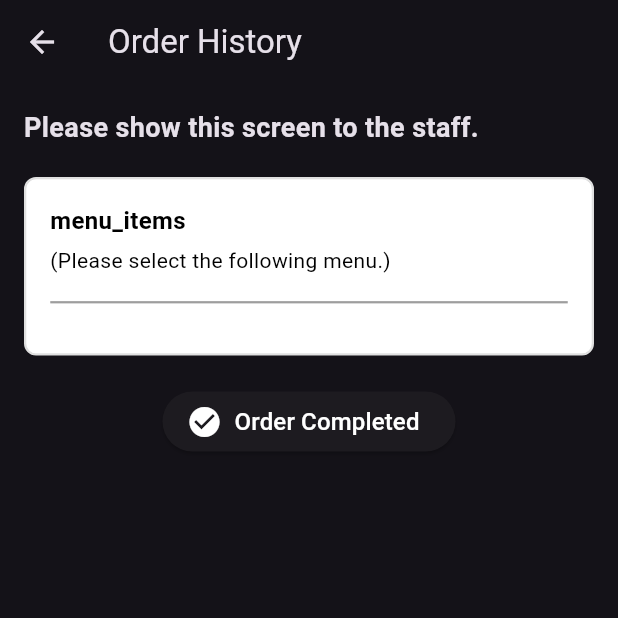
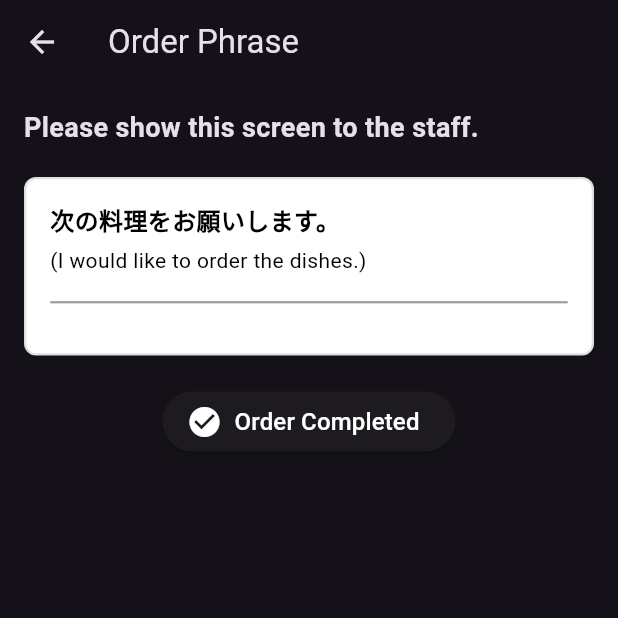
Before and after one commit to kanda9685/SoftwareHackathon, a Flutter app: the OrderScreen screen opened directly with empty values, on a phone screen of 412 x 824 dp, the top half of it. Run offline on Flutter 3.47's test engine with Material 3 defaults, Android fonts, the phone set to English and light mode, and no system bars; drawn by our look-alikes of auto_size_text; our stand-ins replace camera, image_picker, shared_preferences; accounts and stored records are empty.

Commit message:
set language and change UI

```diff
--- a/menu_app/lib/main.dart
+++ b/menu_app/lib/main.dart
@@ -95,12 +95,12 @@ class _MyHomePageState extends State<MyHomePage> {
     return Scaffold(
       appBar: _selectedIndex == 0
         ? AppBar(
-          title: Text('Menu'), // 動的にメニュータイトルを変更
+          title: Text(Provider.of<LanguageProvider>(context).getLocalizedString('MenuBite')), // 動的にメニュータイトルを変更
           actions: [
             TextButton(
               onPressed: () => _showLanguageDialog(context),
               child: Text(
-                'Lang: ${Provider.of<LanguageProvider>(context).getLanguageShortCode()}', // Langを適用
+                Provider.of<LanguageProvider>(context).getLocalizedString('Lang')+':'+Provider.of<LanguageProvider>(context).getLanguageShortCode(), // Langを適用
                 style: const TextStyle(color: Colors.white),
               ),
             ),
--- a/menu_app/lib/providers/language_provider.dart
+++ b/menu_app/lib/providers/language_provider.dart
@@ -56,6 +56,10 @@ class LanguageProvider with ChangeNotifier {
         return 'Korean';
       case 'Chinese':
         return 'Chinese';
+      case 'Spanish':
+        return 'Spanish';
+      case 'French':
+        return 'Franch';
       default:
         return 'English';
     }
@@ -82,8 +86,11 @@ class LanguageProvider with ChangeNotifier {
   // 英語の文字列
   final Map<String, String> _englishStrings = {
     'menu': 'Menu',
+    'MenuBite' : 'MenuBite',
+    'Lang' : 'Lang',
     'camera': 'Camera',
     'order_history': 'Order History',
+    'Order_Phrase' : 'Order Phrase',
     'language': 'Language',
     'select_language': 'Select Language',
     'cancel': 'Cancel',
@@ -91,7 +98,7 @@ class LanguageProvider with ChangeNotifier {
     'loading': 'Loading...',
     'menu items': 'Menu Items',
     'show_to_staff': 'Please show this screen to the staff.',
-    'please_select_menu': '(Please select the following menu.)',
+    'I_would_like_to_order_the_dishes.': '(I would like to order the dishes.)',
     'order_completed': 'Order Completed',
     'no_order_history': 'No order history available.',
     'order': 'Order',
@@ -110,8 +117,11 @@ class LanguageProvider with ChangeNotifier {
   // 韓国語の文字列
   final Map<String, String> _koreanStrings = {
     'menu': '메뉴',
+    'MenuBite' : '메뉴바이트',
+    'Lang' : '언어',
     'camera': '카메라',
     'order_history': '주문 내역',
+    'Order_Phrase' : '주문 표현',
     'language': '언어',
     'select_language': '언어 선택',
     'cancel': '취소',
@@ -119,7 +129,7 @@ class LanguageProvider with ChangeNotifier {
     'loading': '로딩 중...',
     'menu items': '메뉴 항목',
     'show_to_staff': '직원에게 이 화면을 보여주세요.',
-    'please_select_menu': '(다음 메뉴를 선택해 주세요.)',
+    'I_would_like_to_order_the_dishes.': '(이 요리를 주문하고 싶습니다.)',
     'order_completed': '주문 완료',
     'no_order_history': '주문 내역이 없습니다.',
     'order': '주문',
@@ -138,8 +148,11 @@ class LanguageProvider with ChangeNotifier {
   // 中国語の文字列
   final Map<String, String> _chineseStrings = {
     'menu': '菜单',
+    'MenuBite' : '菜单点',
+    'Lang' : '语',
     'camera': '相机',
     'order_history': '订单历史',
+    'Order_Phrase' : '点单用语',
     'language': '语言',
     'select_language': '选择语言',
     'cancel': '取消',
@@ -147,7 +160,7 @@ class LanguageProvider with ChangeNotifier {
     'loading': '加载中...',
     'menu items': '菜单项',
     'show_to_staff': '请向工作人员出示此屏幕。',
-    'please_select_menu': '(请选择以下菜单。)',
+    'I_would_like_to_order_the_dishes.': '(我想点这些菜。)',
     'order_completed': '订单完成',
     'no_order_history': '没有订单历史记录。',
     'order': '订单',
@@ -166,8 +179,11 @@ class LanguageProvider with ChangeNotifier {
   // スペイン語の文字列
   final Map<String, String> _spanishStrings = {
     'menu': 'Menú',
+    'MenuBite' : 'BocadoDeMenú',
+    'Lang' : 'Idioma',
     'camera': 'Cámara',
     'order_history': 'Historial de pedidos',
+    'Order_Phrase' : 'Frase de Pedido',
     'language': 'Idioma',
     'select_language': 'Seleccionar idioma',
     'cancel': 'Cancelar',
@@ -175,7 +191,7 @@ class LanguageProvider with ChangeNotifier {
     'loading': 'Cargando...',
     'menu items': 'Artículos del menú',
     'show_to_staff': 'Por favor, muestre esta pantalla al personal.',
-    'please_select_menu': '(Por favor, seleccione el siguiente menú.)',
+    'I_would_like_to_order_the_dishes.': '(Me gustaría ordenar los platos.)',
     'order_completed': 'Pedido completado',
     'no_order_history': 'No hay historial de pedidos.',
     'order': 'Pedido',
@@ -194,8 +210,11 @@ class LanguageProvider with ChangeNotifier {
   // フランス語の文字列
   final Map<String, String> _frenchStrings = {
     'menu': 'Menu',
+    'MenuBite' : 'MenuMorceau',
+    'Lang' : 'Lang',
     'camera': 'Caméra',
     'order_history': 'Historique des commandes',
+    'Order_Phrase' : 'Phrase de Commande',
     'language': 'Langue',
     'select_language': 'Sélectionner la langue',
     'cancel': 'Annuler',
@@ -203,7 +222,7 @@ class LanguageProvider with ChangeNotifier {
     'loading': 'Chargement...',
     'menu items': 'Articles du menu',
     'show_to_staff': 'Veuillez montrer cet écran au personnel.',
-    'please_select_menu': '(Veuillez sélectionner le menu suivant.)',
+    'I_would_like_to_order_the_dishes.': '(Je voudrais commander les plats.)',
     'order_completed': 'Commande terminée',
     'no_order_history': 'Aucun historique de commandes.',
     'order': 'Commander',
--- a/menu_app/lib/screens/order_screen.dart
+++ b/menu_app/lib/screens/order_screen.dart
@@ -24,7 +24,7 @@ class OrderScreen extends StatelessWidget {
     final languageProvider = Provider.of<LanguageProvider>(context); // Access LanguageProvider
 
     return Scaffold(
-      appBar: AppBar(title: Text(languageProvider.getLocalizedString('order_history'))), // Use localized string
+      appBar: AppBar(title: Text(languageProvider.getLocalizedString('Order_Phrase'))), // Use localized string
       body: Padding(
         padding: const EdgeInsets.all(16.0),
         child: Column(
@@ -50,13 +50,13 @@ class OrderScreen extends StatelessWidget {
                 children: [
                   // メニューの前のメッセージ（日本語と英語を併記）
                   Text(
-                    languageProvider.getLocalizedString('menu_items'), // Localized string
+                    '次の料理をお願いします。',
                     style: TextStyle(fontSize: 16, fontWeight: FontWeight.bold, color: Colors.black),
                     textAlign: TextAlign.center,
                   ),
                   const SizedBox(height: 5),
                   AutoSizeText(
-                    languageProvider.getLocalizedString('please_select_menu'), // Localized string
+                    languageProvider.getLocalizedString('I_would_like_to_order_the_dishes.'), // Localized string
                     style: TextStyle(fontSize: 14, color: Colors.black),
                     textAlign: TextAlign.center,
                   ),
```
Also changed, not shown: menu_app/lib/screens/menu_grid_screen.dart (+6 -6 lines), menu_app/pubspec.lock, 11 other files.
